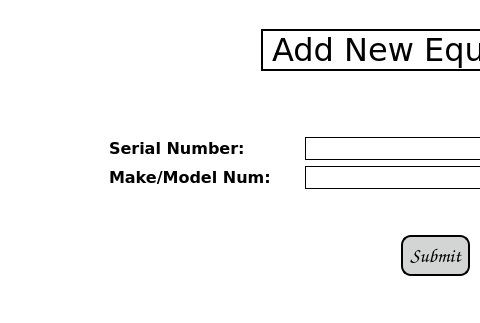
JasonLaux/DC-Boxjelly, file app/gui/resources/add_equipment_page.ui: the form before one commit; both pictures show x 0 to 480 and y 0 to 323 of the 871 by 548 pixel window.
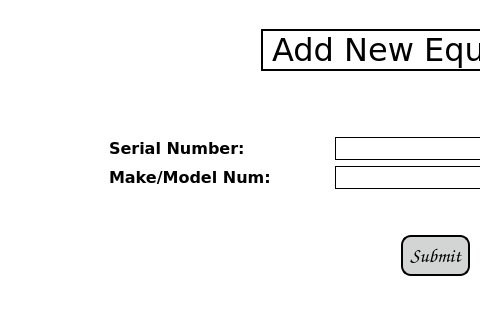
The form after the commit.

Diff of the .ui file:
```diff
--- a/app/gui/resources/add_equipment_page.ui
+++ b/app/gui/resources/add_equipment_page.ui
@@ -113,7 +113,7 @@
               </property>
               <property name="maximumSize">
                <size>
-                <width>190</width>
+                <width>220</width>
                 <height>16777215</height>
                </size>
               </property>
@@ -171,7 +171,7 @@
               </property>
               <property name="maximumSize">
                <size>
-                <width>190</width>
+                <width>220</width>
                 <height>16777215</height>
                </size>
               </property>
```
